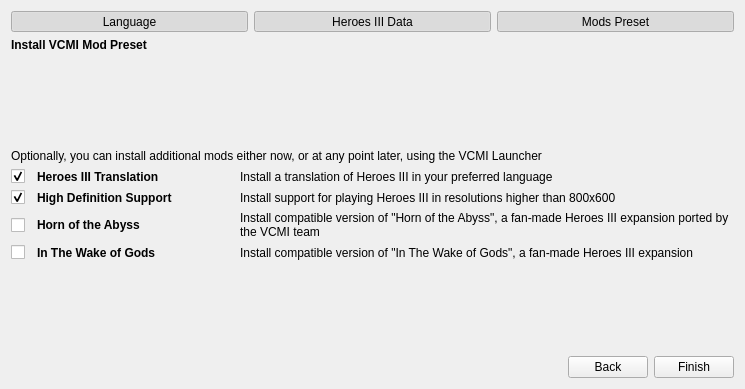
First picture: the form in launcher/firstLaunch/firstlaunch_moc.ui, repository vcmi/vcmi, before the edit.
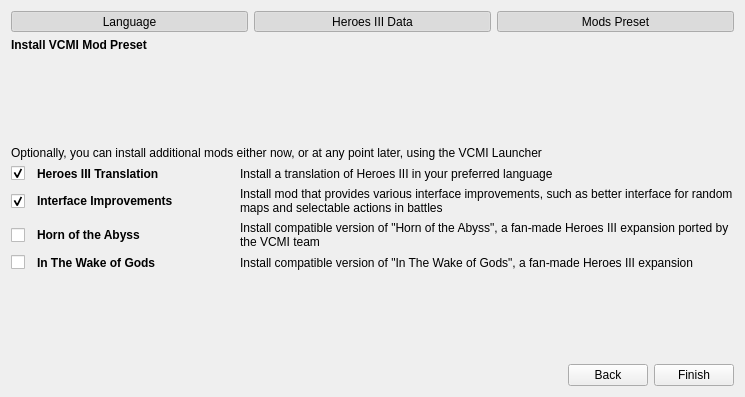
Second picture: the form after the edit. The open tabs and pages were chosen to show the change.

Commit message: Updated description of VCMI extras - no longer has new resolutions

```diff
--- a/launcher/firstLaunch/firstlaunch_moc.ui
+++ b/launcher/firstLaunch/firstlaunch_moc.ui
@@ -7,7 +7,7 @@
     <x>0</x>
     <y>0</y>
     <width>745</width>
-    <height>389</height>
+    <height>397</height>
    </rect>
   </property>
   <property name="windowTitle">
@@ -616,7 +616,7 @@
             <string>Horn of the Abyss</string>
            </property>
            <property name="wordWrap">
-            <bool>true</bool>
+            <bool>false</bool>
            </property>
           </widget>
          </item>
@@ -638,7 +638,7 @@
             <string>Heroes III Translation</string>
            </property>
            <property name="wordWrap">
-            <bool>true</bool>
+            <bool>false</bool>
            </property>
           </widget>
          </item>
@@ -699,10 +699,10 @@
             </font>
            </property>
            <property name="text">
-            <string>High Definition Support</string>
+            <string>Interface Improvements</string>
            </property>
            <property name="wordWrap">
-            <bool>true</bool>
+            <bool>false</bool>
            </property>
           </widget>
          </item>
@@ -724,7 +724,7 @@
             <string>In The Wake of Gods</string>
            </property>
            <property name="wordWrap">
-            <bool>true</bool>
+            <bool>false</bool>
            </property>
           </widget>
          </item>
@@ -769,7 +769,7 @@
             </sizepolicy>
            </property>
            <property name="text">
-            <string>Install support for playing Heroes III in resolutions higher than 800x600</string>
+            <string>Install mod that provides various interface improvements, such as better interface for random maps and selectable actions in battles</string>
            </property>
            <property name="wordWrap">
             <bool>true</bool>
```
Left out of the diff: 2 changed lines with no effect on the pictures.
